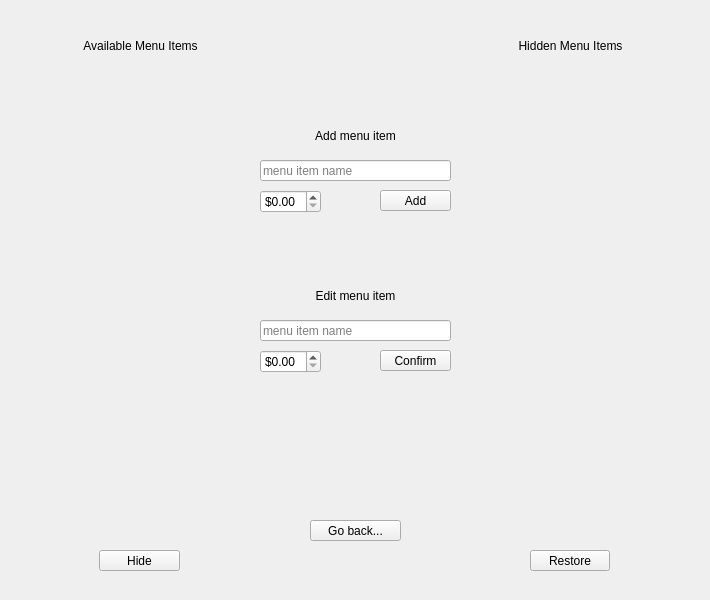
Above: src/views/adminview.ui from fast-food-finder-associates/FastFoodFinder before the change. Below: the same form after it.
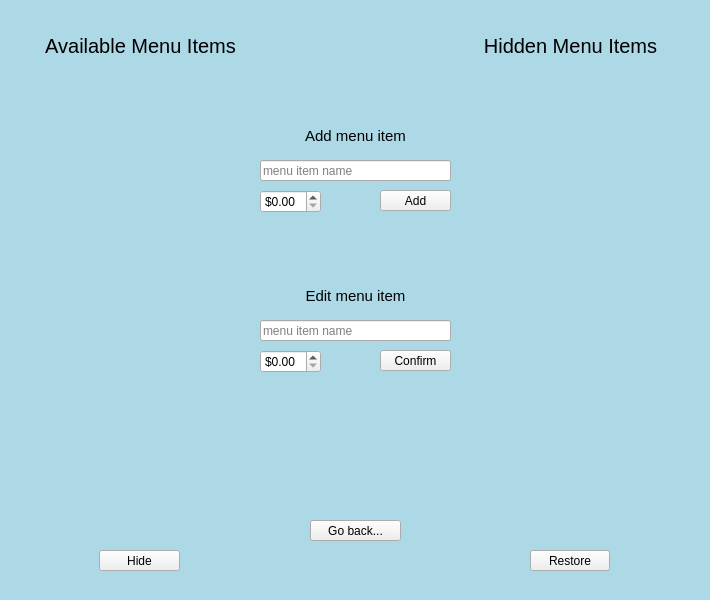
That is the form after the change. The open tabs and pages were chosen to show the change.

Commit message: Moved static stylesheets to ui file

Patch:
```diff
--- a/src/views/adminview.ui
+++ b/src/views/adminview.ui
@@ -151,6 +151,9 @@
     </widget>
    </widget>
    <widget class="QWidget" name="page_menuSelect">
+    <property name="styleSheet">
+     <string notr="true">QWidget#page_menuSelect { background-color: lightblue; }</string>
+    </property>
     <widget class="QPushButton" name="pushButton_selectRestView">
      <property name="geometry">
       <rect>
@@ -209,6 +212,9 @@
        <height>31</height>
       </rect>
      </property>
+     <property name="styleSheet">
+      <string notr="true">QLabel { font-size: 20px; }</string>
+     </property>
      <property name="text">
       <string>Hidden Menu Items</string>
      </property>
@@ -225,6 +231,9 @@
        <height>31</height>
       </rect>
      </property>
+     <property name="styleSheet">
+      <string notr="true">QLabel { font-size: 20px; }</string>
+     </property>
      <property name="text">
       <string>Available Menu Items</string>
      </property>
@@ -267,6 +276,9 @@
        <height>31</height>
       </rect>
      </property>
+     <property name="styleSheet">
+      <string notr="true">QLabel { font-size: 15px; }</string>
+     </property>
      <property name="text">
       <string>Edit menu item</string>
      </property>
@@ -312,6 +324,9 @@
        <height>31</height>
       </rect>
      </property>
+     <property name="styleSheet">
+      <string notr="true">QLabel { font-size: 15px; }</string>
+     </property>
      <property name="text">
       <string>Add menu item</string>
      </property>
```
Left out of the diff: 9 changed lines with no effect on the pictures. The commit also changes 1 other file.
